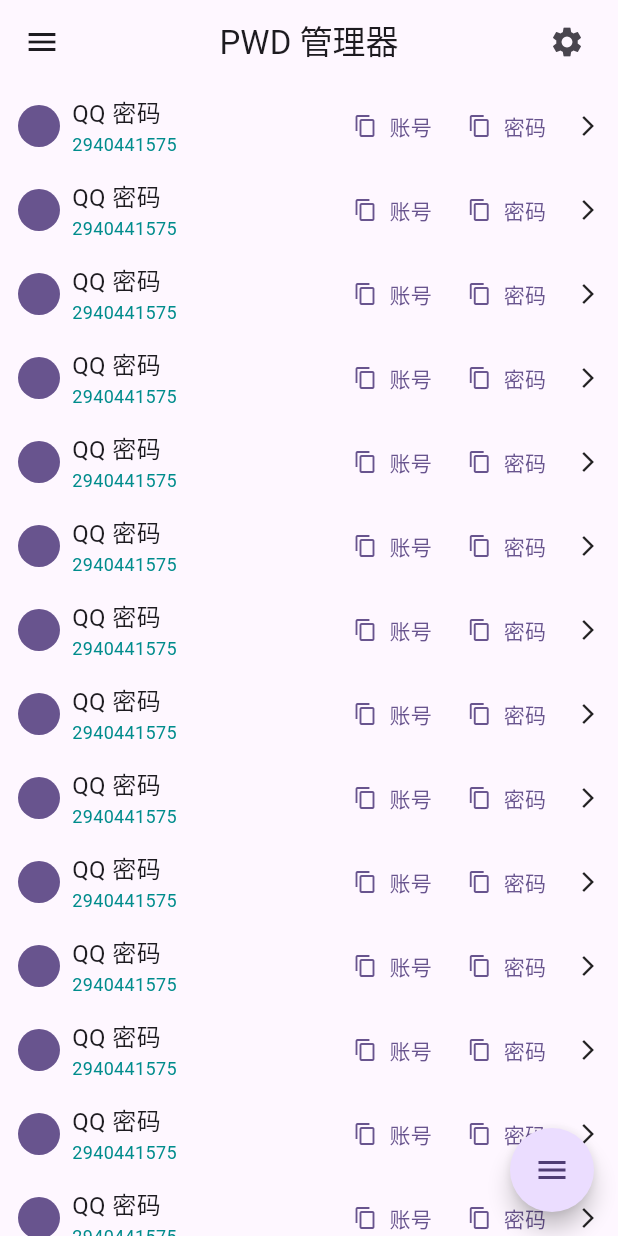
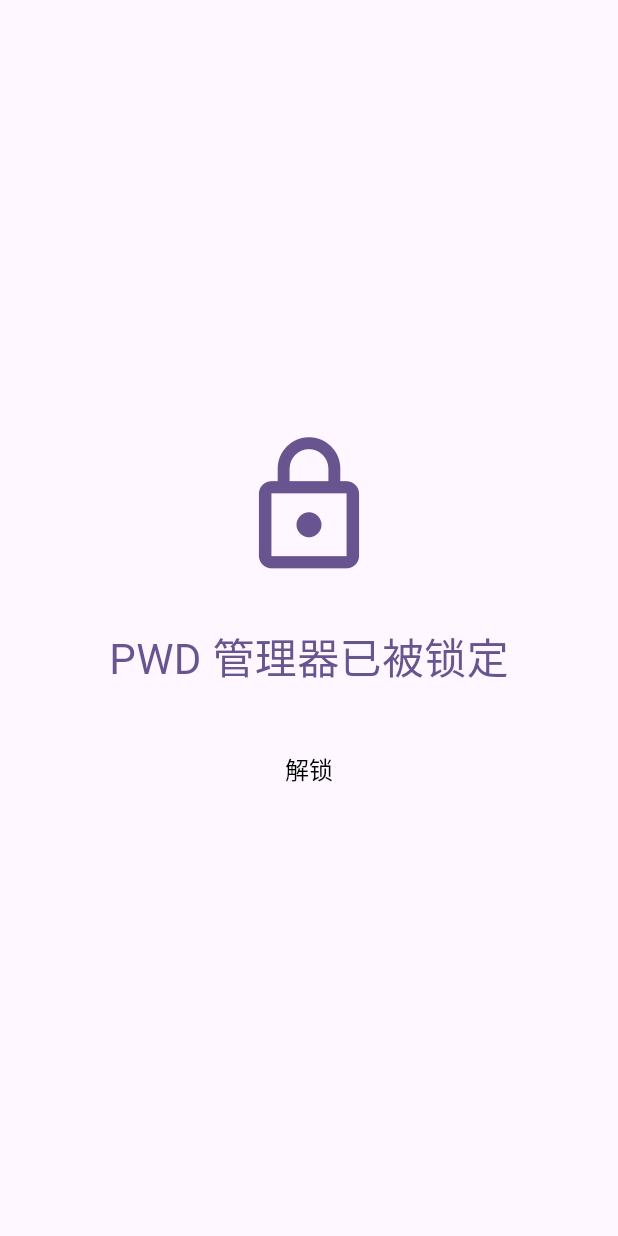
Before and after one commit to mhduiy/PWDManager, a Flutter app: the screen it shows after launch, on a phone screen of 412 x 824 dp. Run offline on Flutter 3.47's test engine with Material 3 defaults, Android fonts, the phone set to English and light mode, and no system bars; drawn by our look-alikes of flutter_speed_dial.

Commit message:
feat: 新增锁定页面

```diff
--- /dev/null
+++ b/lib/authentication_page.dart
@@ -0,0 +1,44 @@
+import 'package:flutter/material.dart';
+import 'package:flutter/widgets.dart';
+
+class AuthenticationPage extends StatefulWidget {
+  const AuthenticationPage({super.key, required this.title});
+  final String title;
+
+  @override
+  State<AuthenticationPage> createState() => AuthenticationPageState();
+}
+
+class AuthenticationPageState extends State<AuthenticationPage> {
+  @override
+  Widget build(BuildContext context) {
+    return Scaffold(
+      body: Center(
+        child: Column(
+          mainAxisAlignment: MainAxisAlignment.center,
+          children: [
+            Icon(
+              Icons.lock_outline, // 使用复制图标
+              size: 100.0, // 设置图标大小
+              color: Theme.of(context).colorScheme.primary
+            ),
+            const SizedBox(height: 30,),
+            Text("PWD 管理器已被锁定", style: TextStyle(fontSize: 28, color: Theme.of(context).colorScheme.primary)),
+            const SizedBox(height: 30,),
+            TextButton(
+                onPressed: (){},
+                child: const Text(
+                  "解锁",
+                  style: TextStyle(
+                    fontSize: 16,
+                    color: Colors.black
+                  ),
+                ),
+            )
+          ],
+        )
+
+      ),
+    );
+  }
+}
--- a/lib/password_page.dart
+++ b/lib/password_page.dart
@@ -1,4 +1,5 @@
 import 'package:flutter/material.dart';
+import 'package:pwd_manager_flutter/password_edit_full_dialog.dart';
 
 class PasswordPage extends StatefulWidget {
   const PasswordPage({super.key, required this.title});
@@ -32,7 +33,9 @@
   return SizeTransition(
     sizeFactor: animation,
     child: InkWell(
-      onTap: (){},
+      onTap: (){
+        showEditPasswordFullDialog(context);
+      },
       splashColor: Theme.of(context).colorScheme.inversePrimary.withOpacity(0.3),
       child: Padding(
         padding: const EdgeInsets.all(4.0),
```
Also changed, not shown: lib/main.dart (+5 -80 lines), lib/password_edit_full_dialog.dart (added, +79 -0 lines).
